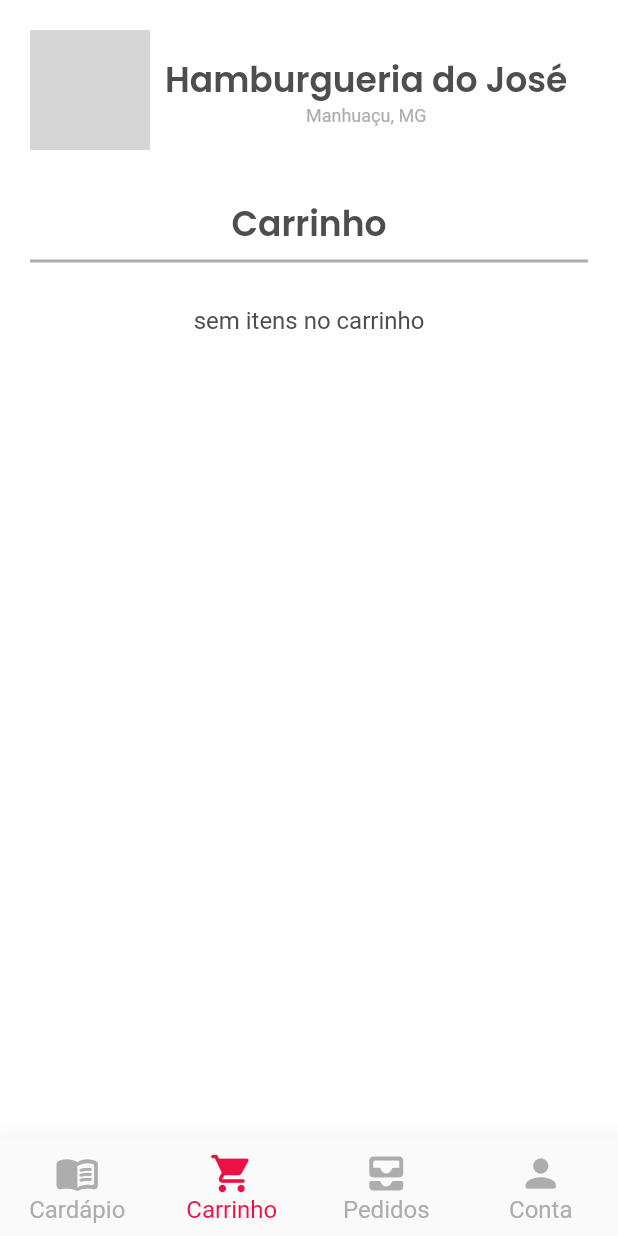
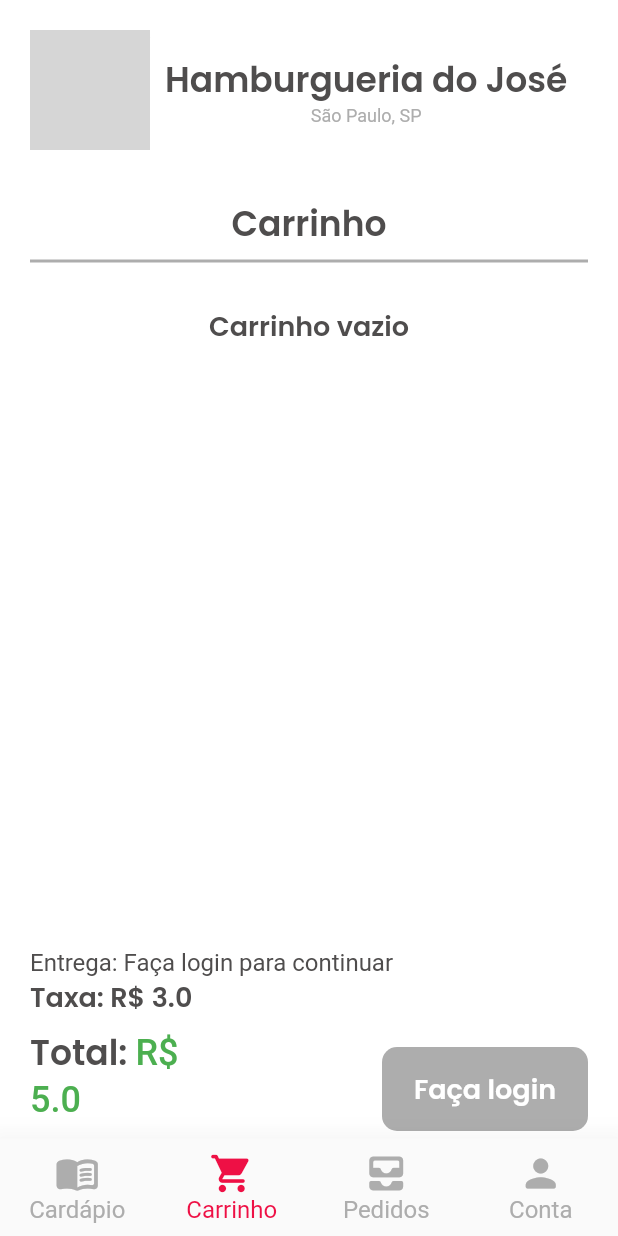
Before and after one commit to lucasmavila/cardapio, a Flutter app: the screen it shows after launch, item 2 of the bottom bar chosen, on a phone screen of 412 x 824 dp. Run offline on Flutter 3.47's test engine with Material 2 defaults, Android fonts, the phone set to English and light mode, and no system bars; our stand-ins replace carousel_slider, flutter_svg, google_fonts, searchfield; network calls fail; grey boxes are pictures that could not be loaded.

Commit message:
cart page

```diff
--- a/lib/modules/cart/cart_controller.dart
+++ b/lib/modules/cart/cart_controller.dart
@@ -118,4 +118,28 @@ class CartController extends ChangeNotifier {
     });
     return additionalItemsString.join(' | ');
   }
+
+  void removeCartItem(int indexItem) {
+    _cartOrder.items?.removeAt(indexItem);
+    notifyListeners();
+  }
+
+  String getCartDeliveryTax() {
+    _cartOrder.deliveryAmount = 3.0;
+    return _cartOrder.deliveryAmount.toString();
+  }
+
+  String getCartTotalAmount() {
+    List<ItemModel> items = _cartOrder.items ?? [];
+    double totalAmount = 5; //DeliveryTax
+    for (var element in items) {
+      totalAmount += (element.price +
+          (element.additionalItems?.fold(
+                  0,
+                  (previousValue, element) =>
+                      previousValue! + element.price * element.count!) ??
+              0));
+    }
+    return totalAmount.toString();
+  }
 }
--- a/lib/modules/cart/cart_item_widget.dart
+++ b/lib/modules/cart/cart_item_widget.dart
@@ -1,5 +1,6 @@
 import 'package:cardap/modules/cart/cart_controller.dart';
 import 'package:cardap/shared/models/item_model.dart';
+import 'package:cardap/shared/themes/app_colors.dart';
 import 'package:cardap/shared/themes/app_text_styles.dart';
 import 'package:cardap/shared/themes/responsive_padding.dart';
 import 'package:flutter/material.dart';
@@ -19,7 +20,7 @@ class CartItemWidget extends StatefulWidget {
 class _CartItemWidgetState extends State<CartItemWidget> {
   @override
   Widget build(BuildContext context) {
-    final cartController = context.read<CartController>();
+    final cartController = context.watch<CartController>();
     final responsive = ResponsivePadding();
 
     return Padding(
@@ -28,7 +29,7 @@ class _CartItemWidgetState extends State<CartItemWidget> {
         child: ListTile(
             horizontalTitleGap: 15,
             enableFeedback: true,
-            enabled: true,
+            enabled: false,
             onTap: () {
               cartController.getCartItemAdditionalItems(widget.itemSelected);
             },
@@ -42,15 +43,29 @@ class _CartItemWidgetState extends State<CartItemWidget> {
                       image: NetworkImage(cartController
                           .getCartItemPhoto(widget.itemSelected)))),
             ),
-            title: Text.rich(TextSpan(
-              text: cartController.getCartItemName(widget.itemSelected),
-              style: AppTextStyles.smallTitle,
-            )),
+            title: Row(
+              mainAxisAlignment: MainAxisAlignment.spaceBetween,
+              children: [
+                Text.rich(TextSpan(
+                  text: cartController.getCartItemName(widget.itemSelected),
+                  style: AppTextStyles.smallTitle,
+                )),
+                Text(cartController.getCartItemAmount(widget.itemSelected),
+                    style: AppTextStyles.price),
+              ],
+            ),
             subtitle: Text("Adicionais: " +
                 cartController.getCartItemAdditionalItems(widget.itemSelected)),
-            trailing: Text(
-                cartController.getCartItemAmount(widget.itemSelected),
-                style: AppTextStyles.price)),
+            trailing: IconButton(
+              onPressed: () {
+                cartController.removeCartItem(widget.itemSelected);
+              },
+              icon: Icon(
+                Icons.remove_circle_outline,
+                color: AppColors.primary,
+                size: 20,
+              ),
+            )),
       ),
     );
   }
--- a/lib/modules/cart/cart_list_widget.dart
+++ b/lib/modules/cart/cart_list_widget.dart
@@ -25,7 +25,7 @@ class _CartListWidgetState extends State<CartListWidget> {
       return ListView.builder(
           scrollDirection: Axis.vertical,
           shrinkWrap: true,
-          itemExtent: 100,
+          itemExtent: 80,
           itemCount: cartController.getSavedItemsLength(),
           itemBuilder: (BuildContext context, index) {
             return CartItemWidget(itemSelected: index);
--- a/lib/modules/cart/cart_page.dart
+++ b/lib/modules/cart/cart_page.dart
@@ -1,6 +1,8 @@
 import 'package:cardap/modules/cart/cart_controller.dart';
 import 'package:cardap/modules/cart/cart_list_widget.dart';
 import 'package:cardap/shared/themes/app_text_styles.dart';
+import 'package:cardap/shared/themes/responsive_padding.dart';
+import 'package:cardap/shared/widgets/confirm_button/confirm_button_widget.dart';
 import 'package:cardap/shared/widgets/header/header_widget.dart';
 import 'package:flutter/material.dart';
 import 'package:provider/provider.dart';
@@ -19,11 +21,60 @@ class _CartPageState extends State<CartPage> {
   Widget build(BuildContext context) {
     final cartController = context.watch<CartController>();
 
-    return Column(children: [
-      const HeaderWidget(title: "Carrinho"),
-      (cartController.getSavedItemsLength() == 0)
-          ? Text("sem itens no carrinho", style: AppTextStyles.body)
-          : const SingleChildScrollView(child: CartListWidget())
-    ]);
+    return Stack(
+      children: [
+        Column(
+          children: const [HeaderWidget(title: "Carrinho"), CartListWidget()],
+        ),
+        Positioned(
+            width: MediaQuery.of(context).size.width,
+            bottom: 0,
+            child: Padding(
+              padding: ResponsivePadding().getPadding(context),
+              child: Column(
+                  crossAxisAlignment: CrossAxisAlignment.start,
+                  children: [
+                    Column(
+                      crossAxisAlignment: CrossAxisAlignment.start,
+                      children: [
+                        Text(
+                          "Entrega: Faça login para continuar",
+                          style: AppTextStyles.body,
+                        ),
+                        Text(
+                          "Taxa: R\$ ${cartController.getCartDeliveryTax()}",
+                          style: AppTextStyles.smallTitle,
+                        ),
+                      ],
+                    ),
+                    Row(
+                      mainAxisSize: MainAxisSize.max,
+                      mainAxisAlignment: MainAxisAlignment.spaceBetween,
+                      children: [
+                        SizedBox(
+                            width: MediaQuery.of(context).size.width / 3,
+                            child: Text.rich(TextSpan(children: <TextSpan>[
+                              TextSpan(
+                                  text: "Total: ",
+                                  style: AppTextStyles.mediumTitle),
+                              TextSpan(
+                                  text:
+                                      "R\$ ${cartController.getCartTotalAmount()}",
+                                  style: AppTextStyles.price)
+                            ]))),
+                        SizedBox(
+                          width: MediaQuery.of(context).size.width / 3,
+                          child: ConfirmButtonWidget(
+                            label: "Faça login",
+                            readyToPress: false,
+                            onPressed: () {},
+                          ),
+                        )
+                      ],
+                    )
+                  ]),
+            ))
+      ],
+    );
   }
 }
--- a/lib/modules/home/home_page.dart
+++ b/lib/modules/home/home_page.dart
@@ -1,5 +1,6 @@
 // ignore_for_file: prefer_const_constructors, prefer_const_literals_to_create_immutables
 
+import 'package:cardap/modules/cart/cart_controller.dart';
 import 'package:cardap/modules/cart/cart_page.dart';
 import 'package:cardap/modules/account/account_page.dart';
 import 'package:cardap/modules/menu/menu_page.dart';
@@ -24,7 +25,6 @@ class _HomePageState extends State<HomePage> {
   int _selectedPageIndex = 0;
   bool logged = false;
   late final StoreController storeController;
-
   @override
   void initState() {
     // TODO: implement initState
@@ -40,6 +40,7 @@ class _HomePageState extends State<HomePage> {
 
   @override
   Widget build(BuildContext context) {
+    final cartController = context.watch<CartController>();
     return Scaffold(
       backgroundColor: AppColors.background,
       appBar: PreferredSize(
@@ -70,7 +71,34 @@ class _HomePageState extends State<HomePage> {
             label: "Cardápio",
           ),
           BottomNavigationBarItem(
-              icon: Icon(Icons.shopping_cart_rounded), label: "Carrinho"),
+              icon: cartController.getSavedItemsLength() == 0
+                  ? Icon(Icons.shopping_cart_rounded)
+                  : Stack(
+                      children: <Widget>[
+                        Icon(Icons.shopping_cart_rounded),
+                        Positioned(
+                            right: 0,
+                            top: 0,
+                            child: Container(
+                              padding: EdgeInsets.all(1),
+                              decoration: BoxDecoration(
+                                  color: Colors.redAccent,
+                                  borderRadius: BorderRadius.circular(6)),
+                              constraints:
+                                  BoxConstraints(minHeight: 12, minWidth: 12),
+                              child: Text(
+                                  cartController
+                                      .getSavedItemsLength()
+                                      .toString(),
+                                  style: TextStyle(
+                                    color: Colors.white,
+                                    fontSize: 10,
+                                  ),
+                                  textAlign: TextAlign.center),
+                            ))
+                      ],
+                    ),
+              label: "Carrinho"),
           BottomNavigationBarItem(
               icon: Icon(Icons.all_inbox_rounded), label: "Pedidos"),
           BottomNavigationBarItem(
--- a/lib/shared/data/cities.dart
+++ b/lib/shared/data/cities.dart
@@ -7,8 +7,8 @@ const storesDataSet = [
     "name": "Hamburgueria do José",
     "address": {
       "cep": "03043020",
-      "state": "MG",
-      "city": "Manhuaçu",
+      "state": "SP",
+      "city": "São Paulo",
       "number": 123
     },
     "primaryColor": null,
--- a/lib/shared/widgets/confirm_button/confirm_button_widget.dart
+++ b/lib/shared/widgets/confirm_button/confirm_button_widget.dart
@@ -16,18 +16,17 @@ class ConfirmButtonWidget extends StatelessWidget {
 
   @override
   Widget build(BuildContext context) {
-    final responsive = ResponsivePadding();
     return Padding(
       padding: const EdgeInsets.only(top: 20),
       child: Container(
-        padding: responsive.getPadding(context),
+        padding: const EdgeInsets.symmetric(horizontal: 10),
         height: 56,
         width: MediaQuery.of(context).size.width,
         decoration: BoxDecoration(
             color: readyToPress ? AppColors.primary : AppColors.stroke,
             borderRadius: BorderRadius.circular(10)),
         child: TextButton(
-            onPressed: onPressed,
+            onPressed: readyToPress ? onPressed : null,
             child: Text(
               label,
               style: AppTextStyles.buttonWhite,
```
